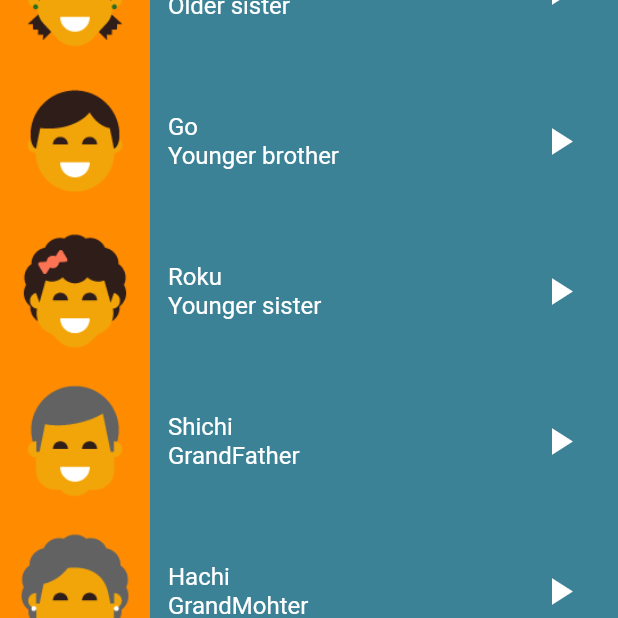
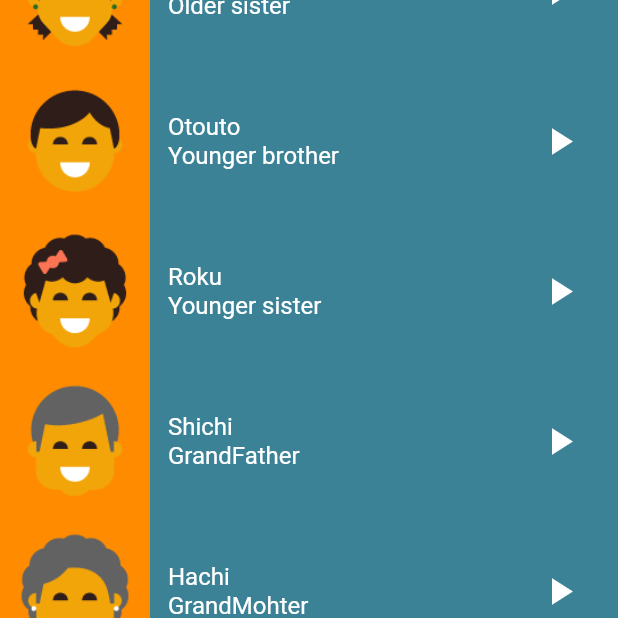
Before and after one commit to MohamedElmelegy74/Flutter, a Flutter app: the FamilyMembersPage screen opened directly, on a phone screen of 412 x 824 dp, the part 618-1236 px from its top. Run offline on Flutter 3.47's test engine with Material 2 defaults, Android fonts, the phone set to English and light mode, and no system bars; our stand-ins replace audioplayers.

Commit message:
frist commit

```diff
--- a/language_app/lib/Screens/family_members_screen.dart
+++ b/language_app/lib/Screens/family_members_screen.dart
@@ -27,24 +27,24 @@ class FamilyMembersPage extends StatelessWidget {
         sound: 'sounds/family_members/ane.wav'),
     ItemsModel(
         image: 'assets/images/family_members/family_younger_brother.png',
-        jpName: 'Go',
+        jpName: 'Otouto',
         enName: 'Younger brother',
-        sound: 'sounds/family_members/younger brohter.wav'),
+        sound: 'sounds/family_members/otouto.wav'),
     ItemsModel(
         image: 'assets/images/family_members/family_younger_sister.png',
         jpName: 'Roku',
         enName: 'Younger sister',
-        sound: 'sounds/family_members/younger sister.wav'),
+        sound: 'sounds/family_members/younger_sister.wav'),
     ItemsModel(
         image: 'assets/images/family_members/family_grandfather.png',
         jpName: 'Shichi',
         enName: 'GrandFather',
-        sound: 'sounds/family_members/grand father.wav'),
+        sound: 'sounds/family_members/grand_father.wav'),
     ItemsModel(
         image: 'assets/images/family_members/family_grandmother.png',
         jpName: 'Hachi',
         enName: 'GrandMohter',
-        sound: 'sounds/family_members/grand mother.wav'),
+        sound: 'sounds/family_members/grand_mother.wav'),
     ItemsModel(///work
         image: 'assets/images/family_members/family_son.png',
         jpName: 'Kyuu',
```
Also changed, not shown: 11 other files.
